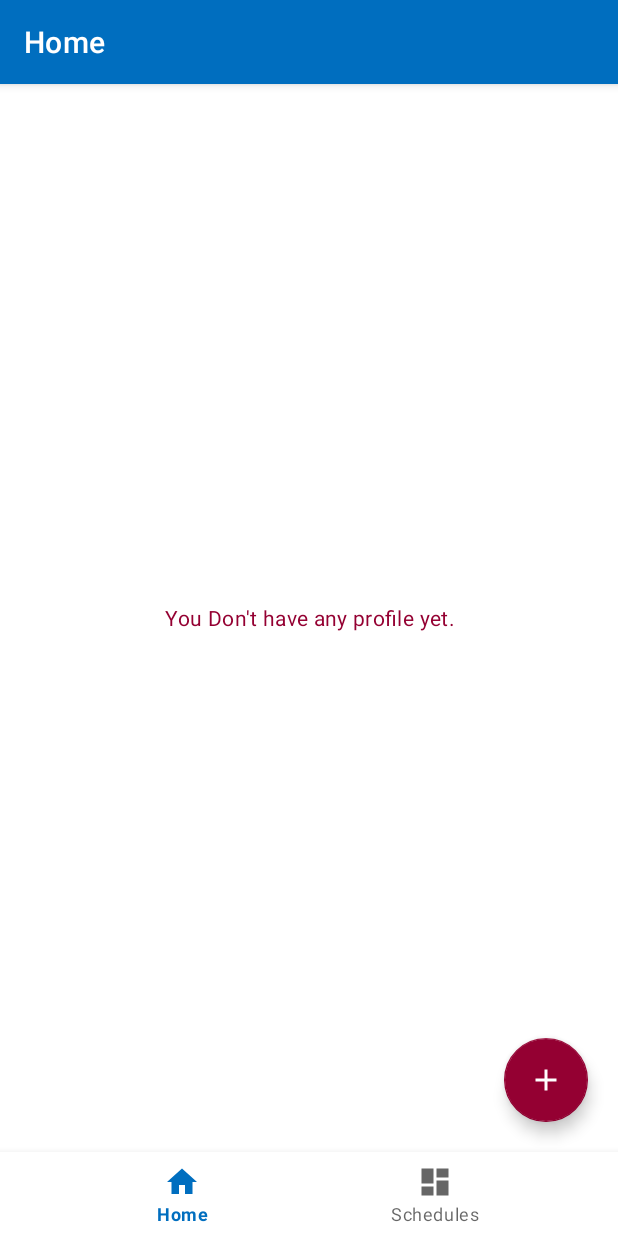
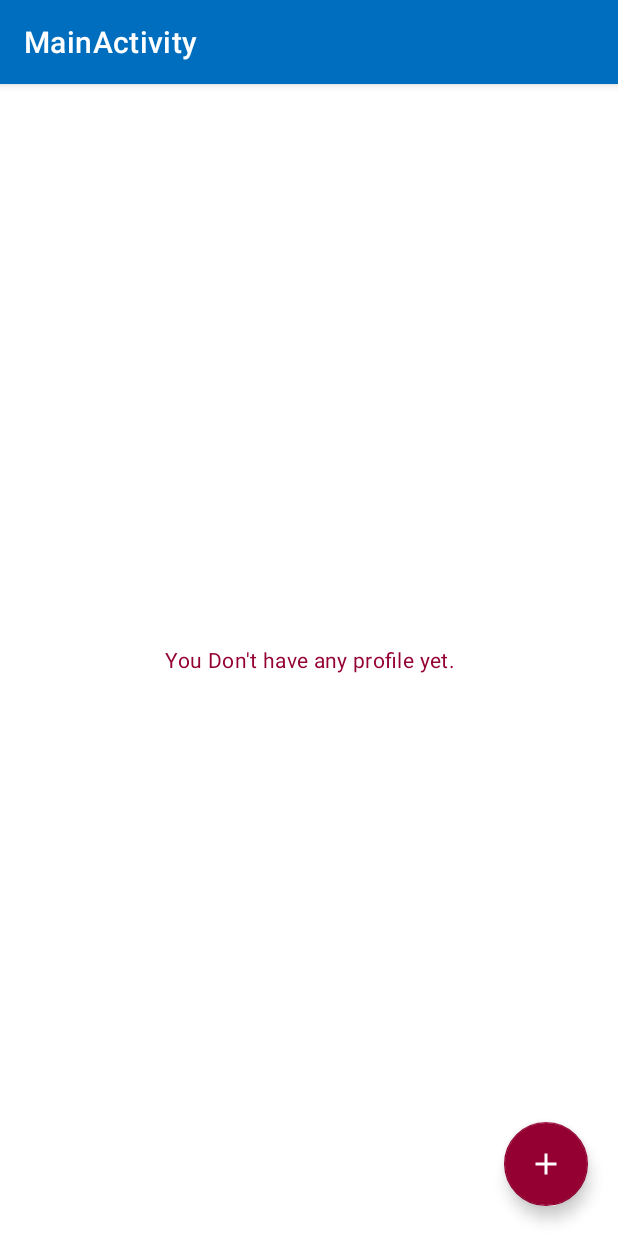
Before and after one commit to xihadulislam/u-care, an Android app: the screen it shows after launch once a user with an empty profile is signed in (MainActivity), on a phone screen of 412 x 824 dp. Run offline under Robolectric (Android 15) with nearby library versions, the phone set to English and light mode, and no system bars; our stand-ins replace CircleImageView, Firebase (no records; nobody signed in at launch, a user with empty details on screens opened directly); libraries missing offline, so code that uses them is left out: com.xihad.androidutils; 2 statements that could not run were skipped.

Commit message:
clean up

```diff
--- a/app/src/main/AndroidManifest.xml
+++ b/app/src/main/AndroidManifest.xml
@@ -2,7 +2,7 @@
 <manifest xmlns:android="http://schemas.android.com/apk/res/android"
     package="com.project.ucare">
 
-    <uses-permission android:name="android.permission.INTERNET"/>
+    <uses-permission android:name="android.permission.INTERNET" />
 
     <application
         android:allowBackup="true"
@@ -11,14 +11,14 @@
         android:roundIcon="@mipmap/ic_launcher_round"
         android:supportsRtl="true"
         android:theme="@style/Theme.UCare">
+        <activity android:name=".profileDetails.ProfileDetailsActivity" />
         <activity android:name=".auth.SignUpActivity" />
         <activity android:name=".auth.LoginActivity" />
-        <activity android:name=".main.createprofile.CreateProfileActivity"/>
+        <activity android:name=".createProfile.CreateProfileActivity" />
         <activity
             android:name=".main.MainActivity"
             android:label="@string/title_activity_main" />
         <activity android:name=".splash.SplashActivity">
-
             <intent-filter>
                 <action android:name="android.intent.action.MAIN" />
 
--- a/app/src/main/java/com/project/ucare/main/MainActivity.java
+++ b/app/src/main/java/com/project/ucare/main/MainActivity.java
@@ -1,31 +1,113 @@
 package com.project.ucare.main;
 
+import android.content.Intent;
 import android.os.Bundle;
+import android.view.View;
+import android.widget.ProgressBar;
+import android.widget.TextView;
 
-import com.google.android.material.bottomnavigation.BottomNavigationView;
+import com.google.android.material.floatingactionbutton.FloatingActionButton;
+import com.google.firebase.database.DataSnapshot;
+import com.google.firebase.database.DatabaseError;
+import com.google.firebase.database.FirebaseDatabase;
+import com.google.firebase.database.ValueEventListener;
 import com.project.ucare.R;
+import com.project.ucare.createProfile.CreateProfileActivity;
+import com.project.ucare.models.Profile;
 
+import androidx.annotation.NonNull;
 import androidx.appcompat.app.AppCompatActivity;
-import androidx.navigation.NavController;
-import androidx.navigation.Navigation;
-import androidx.navigation.ui.AppBarConfiguration;
-import androidx.navigation.ui.NavigationUI;
+import androidx.recyclerview.widget.DefaultItemAnimator;
+import androidx.recyclerview.widget.LinearLayoutManager;
+import androidx.recyclerview.widget.RecyclerView;
+
+import java.util.ArrayList;
+import java.util.List;
 
 public class MainActivity extends AppCompatActivity {
+
+    FloatingActionButton floatingActionButton;
+
+    RecyclerView recyclerView;
+
+    ProfileAdapter adapter;
+    ProgressBar progressBar;
+    TextView noData;
+
+    private List<Profile> profileList = new ArrayList<>();
+
 
     @Override
     protected void onCreate(Bundle savedInstanceState) {
         super.onCreate(savedInstanceState);
         setContentView(R.layout.activity_main);
-        BottomNavigationView navView = findViewById(R.id.nav_view);
-        // Passing each menu ID as a set of Ids because each
-        // menu should be considered as top level destinations.
-        AppBarConfiguration appBarConfiguration = new AppBarConfiguration.Builder(
-                R.id.navigation_home, R.id.navigation_schedule, R.id.navigation_notifications)
-                .build();
-        NavController navController = Navigation.findNavController(this, R.id.nav_host_fragment);
-        NavigationUI.setupActionBarWithNavController(this, navController, appBarConfiguration);
-        NavigationUI.setupWithNavController(navView, navController);
+
+
+        floatingActionButton = findViewById(R.id.fab);
+        progressBar = findViewById(R.id.progressBar);
+        recyclerView = findViewById(R.id.profileList);
+        noData = findViewById(R.id.noData);
+
+
+        LinearLayoutManager mLinearLayoutManager = new LinearLayoutManager(MainActivity.this);
+        recyclerView.setLayoutManager(mLinearLayoutManager);
+        recyclerView.setHasFixedSize(true);
+        recyclerView.setItemAnimator(new DefaultItemAnimator());
+
+        //Set Adapter
+        adapter = new ProfileAdapter(MainActivity.this);
+        recyclerView.setAdapter(adapter);
+
+
+        getData();
+
+
+        floatingActionButton.setOnClickListener(new View.OnClickListener() {
+            @Override
+            public void onClick(View v) {
+                Intent intent = new Intent(MainActivity.this, CreateProfileActivity.class);
+                startActivity(intent);
+
+            }
+        });
+
+
+    }
+
+    private void getData() {
+
+        FirebaseDatabase.getInstance().getReference().child("User").addValueEventListener(new ValueEventListener() {
+            @Override
+            public void onDataChange(@NonNull DataSnapshot snapshot) {
+
+                if (snapshot != null) {
+
+                    profileList.clear();
+                    for (DataSnapshot ds : snapshot.getChildren()) {
+                        Profile profile = ds.getValue(Profile.class);
+                        profileList.add(profile);
+
+                    }
+                    progressBar.setVisibility(View.GONE);
+
+                    if (profileList.isEmpty()) {
+                        noData.setVisibility(View.VISIBLE);
+                    } else {
+                        noData.setVisibility(View.GONE);
+                    }
+
+                    adapter.setList(profileList);
+
+                }
+
+
+            }
+
+            @Override
+            public void onCancelled(@NonNull DatabaseError error) {
+                progressBar.setVisibility(View.GONE);
+            }
+        });
     }
 
 }
--- a/app/src/main/java/com/project/ucare/main/home/ProfileAdapter.java
+++ b/app/src/main/java/com/project/ucare/main/ProfileAdapter.java
@@ -1,7 +1,6 @@
-package com.project.ucare.main.home;
+package com.project.ucare.main;
 
 import android.app.Activity;
-import android.content.Context;
 import android.view.LayoutInflater;
 import android.view.View;
 import android.view.ViewGroup;
--- a/app/src/main/java/com/project/ucare/main/home/HomeFragment.java
+++ /dev/null
@@ -1,121 +0,0 @@
-package com.project.ucare.main.home;
-
-import android.content.Intent;
-import android.os.Bundle;
-import android.view.LayoutInflater;
-import android.view.View;
-import android.view.ViewGroup;
-import android.widget.ProgressBar;
-import android.widget.TextView;
-
-import androidx.annotation.NonNull;
-import androidx.fragment.app.Fragment;
-import androidx.recyclerview.widget.DefaultItemAnimator;
-import androidx.recyclerview.widget.LinearLayoutManager;
-import androidx.recyclerview.widget.RecyclerView;
-
-import com.google.android.gms.tasks.OnCompleteListener;
-import com.google.android.gms.tasks.Task;
-import com.google.android.material.floatingactionbutton.FloatingActionButton;
-import com.google.firebase.database.DataSnapshot;
-import com.google.firebase.database.DatabaseError;
-import com.google.firebase.database.FirebaseDatabase;
-import com.google.firebase.database.ValueEventListener;
-import com.project.ucare.R;
-import com.project.ucare.main.MainActivity;
-import com.project.ucare.main.createprofile.CreateProfileActivity;
-import com.project.ucare.models.Profile;
-import com.project.ucare.splash.SplashActivity;
-
-import java.util.ArrayList;
-import java.util.List;
-
-
-public class HomeFragment extends Fragment {
-
-
-    FloatingActionButton floatingActionButton;
-
-    RecyclerView recyclerView;
-
-    ProfileAdapter adapter;
-    ProgressBar progressBar;
-    TextView noData;
-
-    private List<Profile> profileList = new ArrayList<>();
-
-
-    public View onCreateView(@NonNull LayoutInflater inflater,
-                             ViewGroup container, Bundle savedInstanceState) {
-
-        View root = inflater.inflate(R.layout.fragment_home, container, false);
-
-
-        floatingActionButton = root.findViewById(R.id.fab);
-        progressBar = root.findViewById(R.id.progressBar);
-        recyclerView = root.findViewById(R.id.profileList);
-        noData = root.findViewById(R.id.noData);
-
-
-        LinearLayoutManager mLinearLayoutManager = new LinearLayoutManager(getActivity());
-        recyclerView.setLayoutManager(mLinearLayoutManager);
-        recyclerView.setHasFixedSize(true);
-        recyclerView.setItemAnimator(new DefaultItemAnimator());
-
-        //Set Adapter
-        adapter = new ProfileAdapter(getActivity());
-        recyclerView.setAdapter(adapter);
-
-
-        getData();
-
-
-        floatingActionButton.setOnClickListener(new View.OnClickListener() {
-            @Override
-            public void onClick(View v) {
-                Intent intent = new Intent(getActivity(), CreateProfileActivity.class);
-                startActivity(intent);
-
-            }
-        });
-
-
-        return root;
-    }
-
-    private void getData() {
-
-        FirebaseDatabase.getInstance().getReference().child("User").addValueEventListener(new ValueEventListener() {
-            @Override
-            public void onDataChange(@NonNull DataSnapshot snapshot) {
-
-                if (snapshot != null) {
-
-                    profileList.clear();
-                    for (DataSnapshot ds : snapshot.getChildren()) {
-                        Profile profile = ds.getValue(Profile.class);
-                        profileList.add(profile);
-
-                    }
-                    progressBar.setVisibility(View.GONE);
-
-                    if (profileList.isEmpty()) {
-                        noData.setVisibility(View.VISIBLE);
-                    } else {
-                        noData.setVisibility(View.GONE);
-                    }
-
-                    adapter.setList(profileList);
-
-                }
-
-
-            }
-
-            @Override
-            public void onCancelled(@NonNull DatabaseError error) {
-                progressBar.setVisibility(View.GONE);
-            }
-        });
-    }
-}
--- a/app/src/main/java/com/project/ucare/main/schedule/ScheduleAdapter.java
+++ b/app/src/main/java/com/project/ucare/profileDetails/ScheduleAdapter.java
@@ -1,4 +1,4 @@
-package com.project.ucare.main.schedule;
+package com.project.ucare.profileDetails;
 
 import android.app.Activity;
 import android.view.LayoutInflater;
--- a/app/src/main/res/layout/activity_create_profile.xml
+++ b/app/src/main/res/layout/activity_create_profile.xml
@@ -5,7 +5,7 @@
     android:layout_height="match_parent"
     android:background="@color/colorPrimary"
     android:orientation="vertical"
-    tools:context=".main.createprofile.CreateProfileActivity">
+    tools:context=".createProfile.CreateProfileActivity">
 
 
     <ImageView
--- a/app/src/main/res/layout/activity_main.xml
+++ b/app/src/main/res/layout/activity_main.xml
@@ -1,32 +1,57 @@
 <?xml version="1.0" encoding="utf-8"?>
-<androidx.constraintlayout.widget.ConstraintLayout xmlns:android="http://schemas.android.com/apk/res/android"
+<RelativeLayout xmlns:android="http://schemas.android.com/apk/res/android"
     xmlns:app="http://schemas.android.com/apk/res-auto"
-    android:id="@+id/container"
+    xmlns:tools="http://schemas.android.com/tools"
     android:layout_width="match_parent"
-    android:layout_height="match_parent">
+    android:layout_height="match_parent"
+    tools:context=".main.home.HomeFragment">
 
-    <com.google.android.material.bottomnavigation.BottomNavigationView
-        android:id="@+id/nav_view"
-        android:layout_width="0dp"
+
+    <TextView
+        android:id="@+id/noData"
+        android:layout_width="match_parent"
         android:layout_height="wrap_content"
-        android:layout_marginStart="0dp"
-        android:layout_marginEnd="0dp"
-        android:background="?android:attr/windowBackground"
-        app:layout_constraintBottom_toBottomOf="parent"
-        app:layout_constraintLeft_toLeftOf="parent"
-        app:layout_constraintRight_toRightOf="parent"
-        app:menu="@menu/bottom_nav_menu" />
+        android:layout_centerInParent="true"
+        android:gravity="center"
+        android:text="You Don't have any profile yet."
+        android:textAppearance="@style/TextAppearance.MaterialComponents.Body2"
+        android:textColor="@color/colorSecondary"
+        android:visibility="gone">
 
-    <fragment
-        android:id="@+id/nav_host_fragment"
-        android:name="androidx.navigation.fragment.NavHostFragment"
+    </TextView>
+
+    <ProgressBar
+        android:id="@+id/progressBar"
+        android:layout_width="wrap_content"
+        android:layout_height="wrap_content"
+        android:layout_centerHorizontal="true"
+        android:layout_marginTop="20dp">
+
+    </ProgressBar>
+
+    <androidx.recyclerview.widget.RecyclerView
+        android:id="@+id/profileList"
         android:layout_width="match_parent"
-        android:layout_height="0dp"
-        app:defaultNavHost="true"
-        app:layout_constraintBottom_toTopOf="@id/nav_view"
-        app:layout_constraintLeft_toLeftOf="parent"
-        app:layout_constraintRight_toRightOf="parent"
-        app:layout_constraintTop_toTopOf="parent"
-        app:navGraph="@navigation/mobile_navigation" />
+        android:layout_height="match_parent"
+        android:layout_alignParentTop="true">
 
-</androidx.constraintlayout.widget.ConstraintLayout>
+
+    </androidx.recyclerview.widget.RecyclerView>
+
+
+    <com.google.android.material.floatingactionbutton.FloatingActionButton
+        android:id="@+id/fab"
+        android:layout_width="wrap_content"
+        android:layout_height="wrap_content"
+        android:layout_alignParentEnd="true"
+        android:layout_alignParentBottom="true"
+        android:layout_gravity="bottom|end"
+        android:layout_marginEnd="20dp"
+        android:layout_marginBottom="20dp"
+        android:contentDescription="@string/todo"
+        app:srcCompat="@drawable/ic_baseline_add_24"
+        app:tint="@android:color/white"
+        tools:ignore="VectorDrawableCompat" />
+
+
+</RelativeLayout>
--- a/app/src/main/res/layout/fragment_home.xml
+++ /dev/null
@@ -1,57 +0,0 @@
-<?xml version="1.0" encoding="utf-8"?>
-<RelativeLayout xmlns:android="http://schemas.android.com/apk/res/android"
-    xmlns:app="http://schemas.android.com/apk/res-auto"
-    xmlns:tools="http://schemas.android.com/tools"
-    android:layout_width="match_parent"
-    android:layout_height="match_parent"
-    tools:context=".main.home.HomeFragment">
-
-
-    <TextView
-        android:id="@+id/noData"
-        android:layout_width="match_parent"
-        android:layout_height="wrap_content"
-        android:layout_centerInParent="true"
-        android:gravity="center"
-        android:text="You Don't have any profile yet."
-        android:textAppearance="@style/TextAppearance.MaterialComponents.Body2"
-        android:textColor="@color/colorSecondary"
-        android:visibility="gone">
-
-    </TextView>
-
-    <ProgressBar
-        android:id="@+id/progressBar"
-        android:layout_width="wrap_content"
-        android:layout_height="wrap_content"
-        android:layout_centerHorizontal="true"
-        android:layout_marginTop="20dp">
-
-    </ProgressBar>
-
-    <androidx.recyclerview.widget.RecyclerView
-        android:id="@+id/profileList"
-        android:layout_width="match_parent"
-        android:layout_height="match_parent"
-        android:layout_alignParentTop="true">
-
-
-    </androidx.recyclerview.widget.RecyclerView>
-
-
-    <com.google.android.material.floatingactionbutton.FloatingActionButton
-        android:id="@+id/fab"
-        android:layout_width="wrap_content"
-        android:layout_height="wrap_content"
-        android:layout_alignParentEnd="true"
-        android:layout_alignParentBottom="true"
-        android:layout_gravity="bottom|end"
-        android:layout_marginEnd="20dp"
-        android:layout_marginBottom="20dp"
-        android:contentDescription="@string/todo"
-        app:srcCompat="@drawable/ic_baseline_add_24"
-        app:tint="@android:color/white"
-        tools:ignore="VectorDrawableCompat" />
-
-
-</RelativeLayout>
--- a/app/src/main/res/menu/bottom_nav_menu.xml
+++ /dev/null
@@ -1,19 +0,0 @@
-<?xml version="1.0" encoding="utf-8"?>
-<menu xmlns:android="http://schemas.android.com/apk/res/android">
-
-    <item
-        android:id="@+id/navigation_home"
-        android:icon="@drawable/ic_home_black_24dp"
-        android:title="@string/title_home" />
-
-    <item
-        android:id="@+id/navigation_schedule"
-        android:icon="@drawable/ic_dashboard_black_24dp"
-        android:title="@string/title_schedule" />
-
-<!--    <item-->
-<!--        android:id="@+id/navigation_notifications"-->
-<!--        android:icon="@drawable/ic_notifications_black_24dp"-->
-<!--        android:title="@string/title_notifications" />-->
-
-</menu>
--- a/app/src/main/res/navigation/mobile_navigation.xml
+++ /dev/null
@@ -1,25 +0,0 @@
-<?xml version="1.0" encoding="utf-8"?>
-<navigation xmlns:android="http://schemas.android.com/apk/res/android"
-    xmlns:app="http://schemas.android.com/apk/res-auto"
-    xmlns:tools="http://schemas.android.com/tools"
-    android:id="@+id/mobile_navigation"
-    app:startDestination="@+id/navigation_home">
-
-    <fragment
-        android:id="@+id/navigation_home"
-        android:name="com.project.ucare.main.home.HomeFragment"
-        android:label="@string/title_home"
-        tools:layout="@layout/fragment_home" />
-
-    <fragment
-        android:id="@+id/navigation_schedule"
-        android:name="com.project.ucare.main.schedule.ScheduleFragment"
-        android:label="@string/title_schedule"
-        tools:layout="@layout/fragment_schedule" />
-
-    <fragment
-        android:id="@+id/navigation_notifications"
-        android:name="com.project.ucare.main.notifications.NotificationsFragment"
-        android:label="@string/title_notifications"
-        tools:layout="@layout/fragment_notifications" />
-</navigation>
```
Also changed, not shown: app/src/main/java/com/project/ucare/createProfile/CreateProfileActivity.java (renamed from app/src/main/java/com/project/ucare/main/createprofile/CreateProfileActivity.java, +1 -9 lines), app/src/main/java/com/project/ucare/main/notifications/NotificationsFragment.java (deleted, +0 -24 lines), app/src/main/java/com/project/ucare/profileDetails/ProfileDetailsActivity.java (renamed from app/src/main/java/com/project/ucare/main/schedule/ScheduleFragment.java, +18 -23 lines), app/src/main/res/layout/activity_profile_details.xml (added, +49 -0 lines), app/src/main/res/layout/fragment_notifications.xml (deleted, +0 -22 lines), app/src/main/res/layout/fragment_schedule.xml (deleted, +0 -40 lines).
